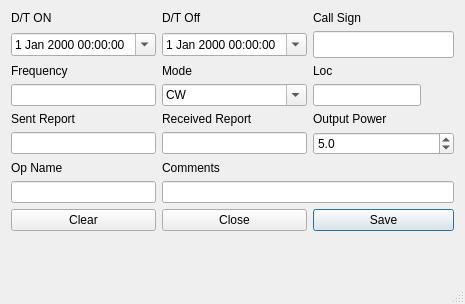
This is logdialog.ui in guitarpicva/RPiKeyerTerm as Qt 5 draws it before an edit. The edited form follows.
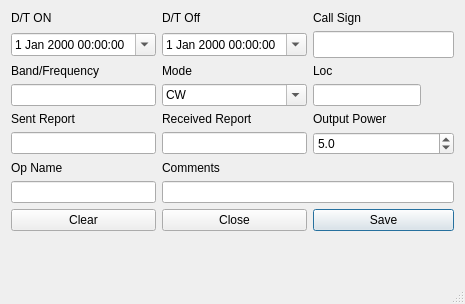
This is the edited form.

Diff of the .ui file:
```diff
--- a/logdialog.ui
+++ b/logdialog.ui
@@ -236,7 +236,7 @@
    <item row="2" column="0">
     <widget class="QLabel" name="label_9">
      <property name="text">
-      <string>Frequency</string>
+      <string>Band/Frequency</string>
      </property>
     </widget>
    </item>
```
